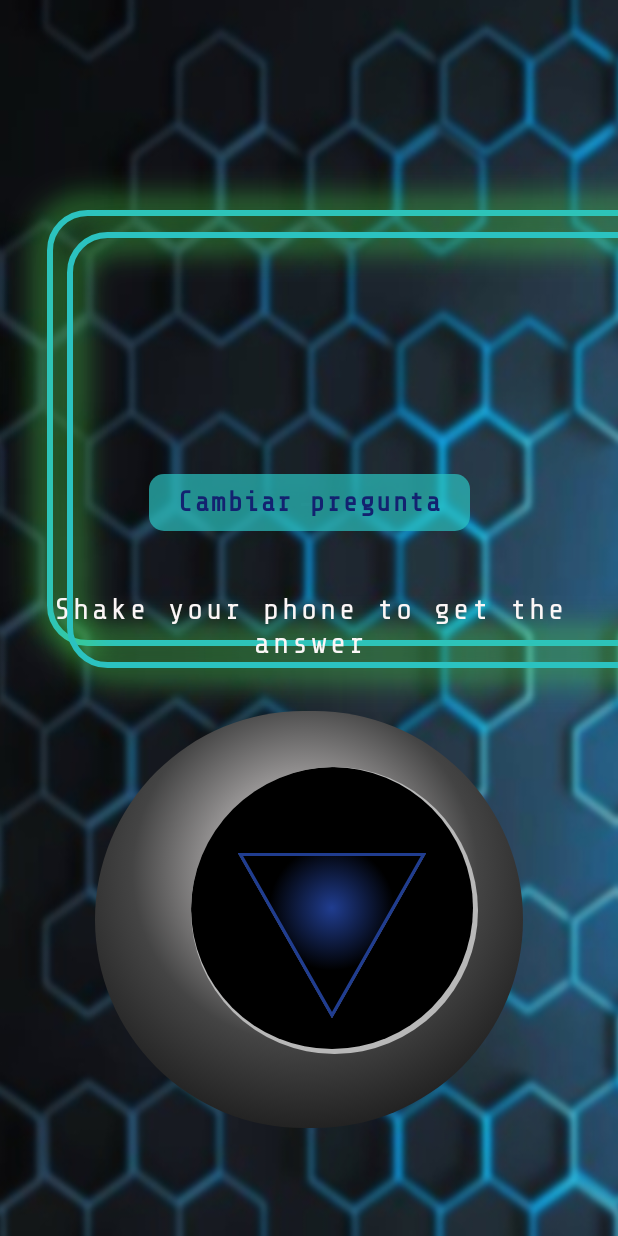
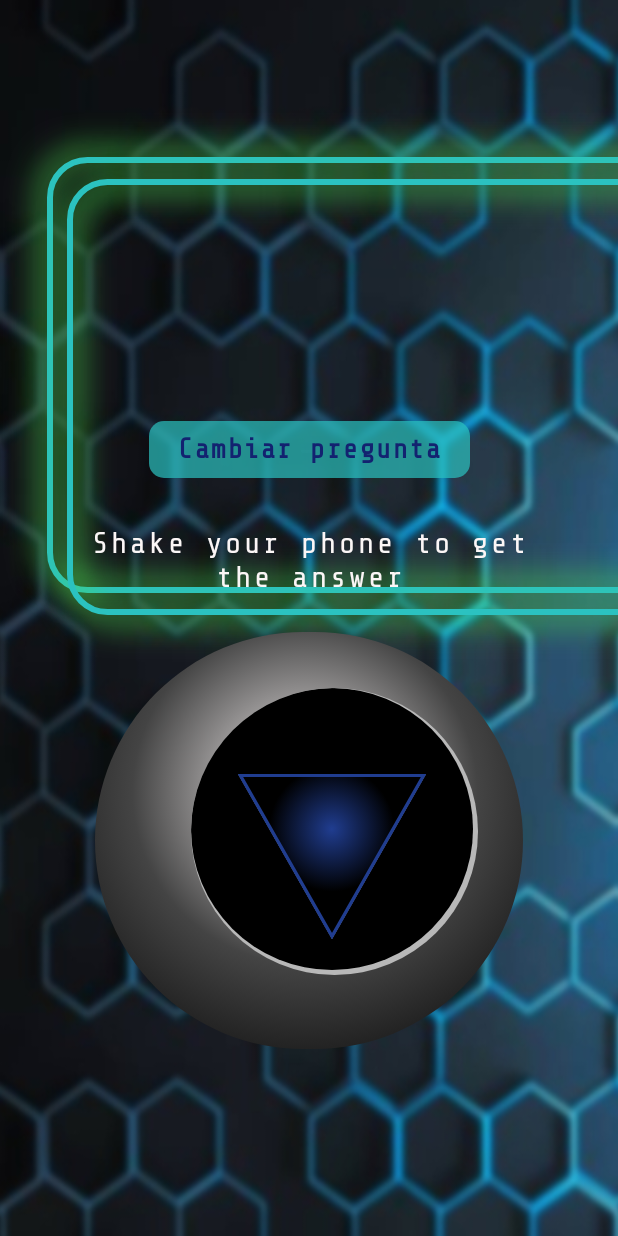
Before and after one commit to ligomezm/TheMagic8Ball, an Android app built with Jetpack Compose: the screen it shows after launch (MainActivity), after a tap on "ENVIAR", on a phone screen of 412 x 824 dp. Run offline under Robolectric (Android 15) with nearby library versions, the phone set to English and light mode, and no system bars; our stand-ins replace Dagger/Hilt's generated code.

Commit message:
Fixing animations MagicBalScreen

```diff
--- a/build.gradle
+++ b/build.gradle
@@ -31,13 +31,15 @@ buildscript {
                 espressoJunit          : "1.1.4-alpha07",
                 espressoCore           : "3.5.0-alpha07",
                 androidTestCore        : "1.4.0",
-                orchestrator           : "1.4.2-alpha04"
+                orchestrator           : "1.4.2-alpha04",
+                springAnimation        : "1.0.0"
         ]
 
         gradlePlugins = [
                 android: "com.android.tools.build:gradle:${versions.androidGradlePlugin}",
                 kotlin : "org.jetbrains.kotlin:kotlin-gradle-plugin:${versions.kotlin}",
-                hilt   : "com.google.dagger:hilt-android-gradle-plugin:${versions.hilt}"
+                hilt   : "com.google.dagger:hilt-android-gradle-plugin:${versions.hilt}",
+                springAnimation : "androidx.dynamicanimation:dynamicanimation:${versions.springAnimation}"
         ]
         androidx = [
                 core                   : "androidx.core:core-ktx:${versions.coreKtx}",
@@ -107,6 +109,8 @@ buildscript {
         classpath gradlePlugins.android
         classpath gradlePlugins.kotlin
         classpath gradlePlugins.hilt
+        classpath gradlePlugins.springAnimation
+
 
     }
 }// Top-level build file where you can add configuration options common to all sub-projects/modules.
--- a/presentation-ball/build.gradle
+++ b/presentation-ball/build.gradle
@@ -51,6 +51,7 @@ dependencies {
     implementation androidx.lifecycleRuntimeKtx
     implementation androidx.navigationCompose
     implementation di.hiltAndroid
+    implementation 'androidx.dynamicanimation:dynamicanimation-ktx:1.0.0-alpha03'
     kapt di.hiltCompiler
     testImplementation test.junit
     testImplementation test.coroutines
--- a/presentation-ball/src/main/java/com/example/presentation_ball/magic_ball/ui/MagicBallScreen.kt
+++ b/presentation-ball/src/main/java/com/example/presentation_ball/magic_ball/ui/MagicBallScreen.kt
@@ -1,11 +1,13 @@
 package com.example.presentation_ball.magic_ball.ui
 
-import android.content.Context
 import android.content.Context.SENSOR_SERVICE
 import android.hardware.Sensor
 import android.hardware.SensorManager
-import androidx.compose.animation.*
+import androidx.compose.animation.AnimatedVisibility
+import androidx.compose.animation.core.spring
 import androidx.compose.animation.core.tween
+import androidx.compose.animation.fadeIn
+import androidx.compose.animation.fadeOut
 import androidx.compose.foundation.Image
 import androidx.compose.foundation.layout.*
 import androidx.compose.foundation.rememberScrollState
@@ -21,8 +23,10 @@ import androidx.compose.ui.platform.LocalContext
 import androidx.compose.ui.res.painterResource
 import androidx.compose.ui.text.style.TextAlign
 import androidx.compose.ui.unit.dp
-import androidx.core.content.ContextCompat.getSystemService
-import androidx.core.content.getSystemService
+import androidx.dynamicanimation.animation.DynamicAnimation
+import androidx.dynamicanimation.animation.SpringAnimation
+import androidx.dynamicanimation.animation.SpringForce
+import androidx.dynamicanimation.animation.springAnimationOf
 import androidx.navigation.NavController
 import com.example.presentation_ball.R
 
@@ -36,7 +40,9 @@ fun MagicBallScreen(navController: NavController, viewModel: MagicBallViewModel)
     val sensorManager = LocalContext.current.getSystemService(SENSOR_SERVICE) as SensorManager
     val sensor: Sensor? = sensorManager.getDefaultSensor(Sensor.TYPE_LINEAR_ACCELERATION)
 
-    sensorManager.registerListener(SensorEventListenerImpl(), sensor, SensorManager.SENSOR_DELAY_NORMAL)
+    sensorManager.registerListener(SensorEventListenerImpl(),
+        sensor,
+        SensorManager.SENSOR_DELAY_NORMAL)
 
     Box(
         modifier = Modifier.fillMaxSize()
@@ -56,22 +62,20 @@ fun MagicBallScreen(navController: NavController, viewModel: MagicBallViewModel)
                 .padding(horizontal = 30.dp),
             horizontalAlignment = Alignment.CenterHorizontally
         ) {
+
             Spacer(
-                modifier = Modifier.height(50.dp)
+                modifier = Modifier.height(40.dp)
             )
 
             AnimatedVisibility(visible = !editable) {
                 if (!editable) {
+
                     Text(
                         text = "Escribe tu pregunta a continuación",
                         style = MaterialTheme.typography.h2
                     )
                 }
             }
-
-            Spacer(
-                modifier = Modifier.height(25.dp)
-            )
 
 //            if (editable) {
 //                TextBox(readOnly = true)
@@ -85,10 +89,7 @@ fun MagicBallScreen(navController: NavController, viewModel: MagicBallViewModel)
                 TextBoxNeonEffect(readOnly = false, viewModel)
             }
 
-
-            Spacer(
-                modifier = Modifier.height(70.dp)
-            )
+            Spacer(modifier = Modifier.height(70.dp))
 
             AnimatedVisibility(visible = !editable) {
                 PrimaryButton(text = "ENVIAR") {
@@ -96,46 +97,44 @@ fun MagicBallScreen(navController: NavController, viewModel: MagicBallViewModel)
                 }
             }
 
+            if (!editable) {
+                Spacer(modifier = Modifier.height(34.dp))
+            }
+
+
             AnimatedVisibility(visible = editable) {
                 SecondaryButton(text = "Cambiar pregunta") {
                     editable = false
                 }
-
             }
 
-//            AnimatedVisibility(
-//                visible = editable,
-//                enter = fadeIn(initialAlpha = 0.4f),
-//                exit = fadeOut(animationSpec = tween(durationMillis = 250))
-//            ) {
-//
-//                Text(text = "Shake your phone to get the answer", textAlign = TextAlign.Center)
-//            }
 
-            Spacer(modifier = Modifier.height(34.dp))
             AnimatedVisibility(
                 visible = editable,
                 enter = fadeIn(
                     // Overwrites the initial value of alpha to 0.4f for fade in, 0 by default
 //                    initialAlpha = 0.4f,
-                    animationSpec = tween(durationMillis = 600)
+                    animationSpec = tween(durationMillis = 1200)
                 ),
                 exit = fadeOut(
                     // Overwrites the default animation with tween
-
+                    animationSpec = tween(durationMillis = 600)
                 )
             ) {
                 // Content that needs to appear/disappear goes here:
 
-                Text(text = "Shake your phone to get the answer", textAlign = TextAlign.Center)
+                Text(text = "Shake your phone to get the answer",
+                    textAlign = TextAlign.Center,
+                    modifier = Modifier.padding(25.dp))
             }
 
-            Spacer(modifier = Modifier.height(34.dp))
             Ball()
+
             Spacer(modifier = Modifier.height(34.dp))
         }
     }
 }
+
 
 
 //@Preview
```
